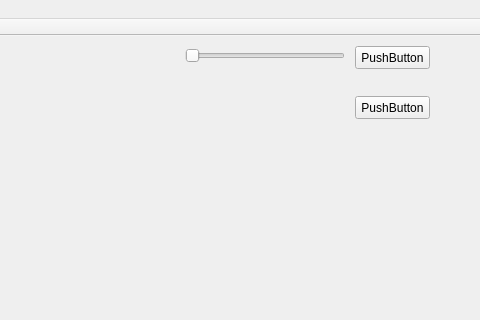
Old version of the form mainwindow.ui in the repository gclaret/kmeans-cw; both pictures show x 485 to 965 and y 0 to 320 of the 965 by 670 pixel window.
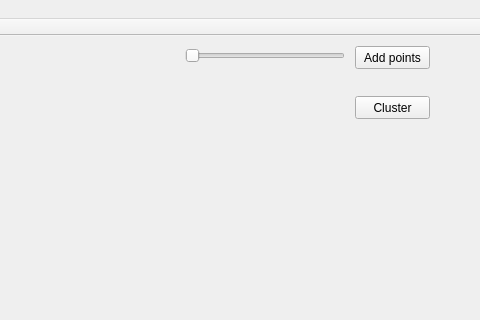
New version of the form.

The edit to the form file:
```diff
--- a/mainwindow.ui
+++ b/mainwindow.ui
@@ -24,7 +24,7 @@
      </rect>
     </property>
     <property name="text">
-     <string>PushButton</string>
+     <string>Add points</string>
     </property>
    </widget>
    <widget class="QSlider" name="horizontalSlider">
@@ -61,7 +61,7 @@
      </rect>
     </property>
     <property name="text">
-     <string>PushButton</string>
+     <string>Cluster</string>
     </property>
    </widget>
   </widget>
```
